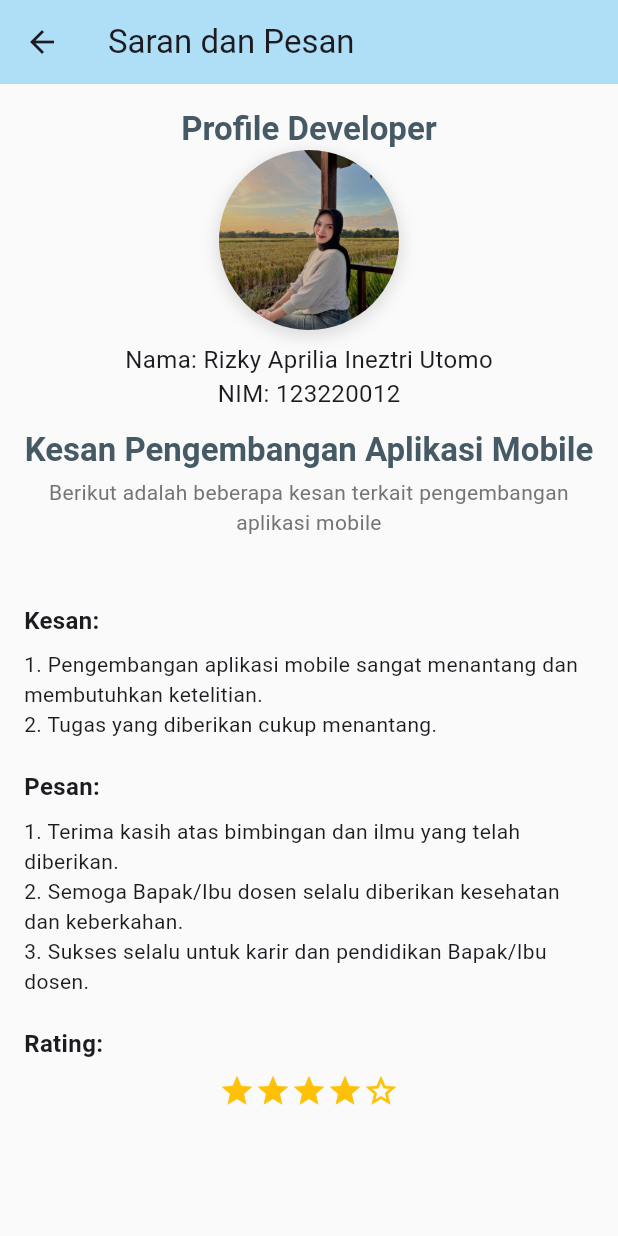
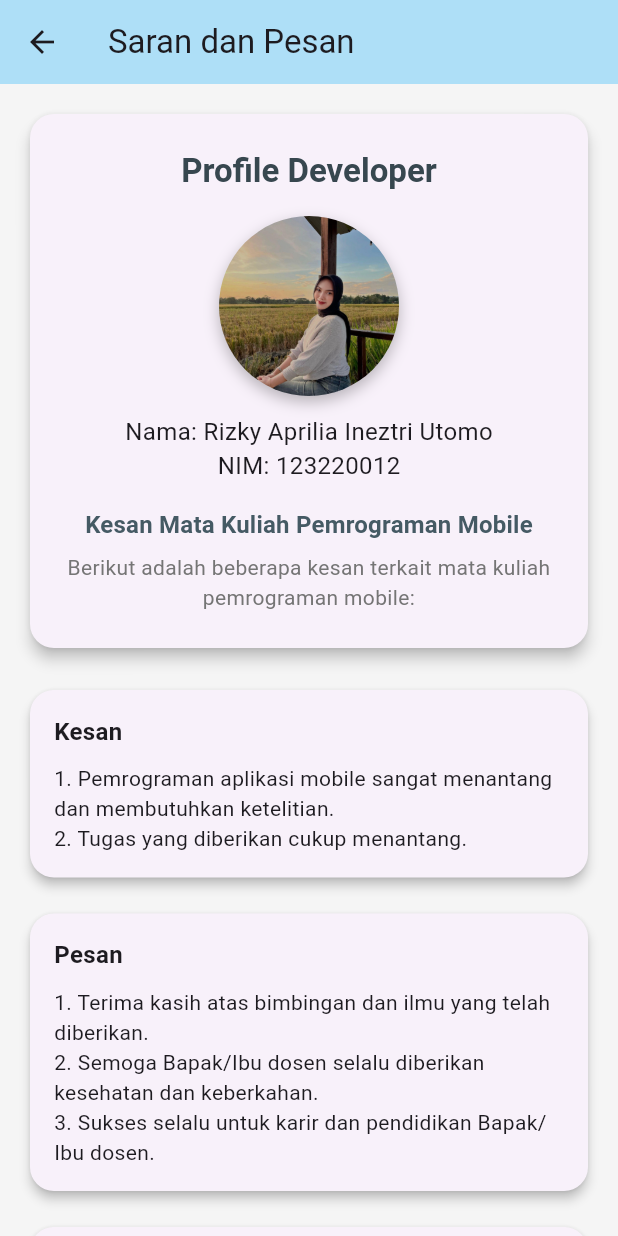
Before and after one commit to apriliainezz/projectmobile_012, a Flutter app: the SaranPesanPage screen opened directly, on a phone screen of 412 x 824 dp. Run offline on Flutter 3.47's test engine with Material 3 defaults, Android fonts, the phone set to English and light mode, and no system bars; our stand-ins replace flutter_local_notifications, flutter_map, geolocator, hive, hive_flutter, image_picker and 5 more; accounts and stored records are empty; network calls fail.

Commit message:
ubah tampilan

```diff
--- a/lib/pages/home_page.dart
+++ b/lib/pages/home_page.dart
@@ -121,7 +121,7 @@ class _HomePageState extends State<HomePage> {
         crossAxisCount: 2,
         crossAxisSpacing: 12,
         mainAxisSpacing: 12,
-        childAspectRatio: 0.68, // Increased height to prevent overflow
+        childAspectRatio: 0.64, // Increased height to prevent overflow
       ),
       itemBuilder: (context, index) {
         final kdramaItem = kdrama[index];
--- a/lib/pages/saran_pesan_page.dart
+++ b/lib/pages/saran_pesan_page.dart
@@ -6,31 +6,32 @@ class SaranPesanPage extends StatelessWidget {
   @override
   Widget build(BuildContext context) {
     return Scaffold(
-      backgroundColor: Colors.grey[50],
+      backgroundColor: Colors.grey[100],
       appBar: AppBar(
         title: const Text('Saran dan Pesan'),
         backgroundColor: const Color(0xFFAEDFF7),
         elevation: 0,
       ),
       body: SingleChildScrollView(
+        padding: const EdgeInsets.all(16),
+        child: Column(
+          children: [
+            // Profile Card
+            Card(
+              elevation: 4,
+              shape: RoundedRectangleBorder(borderRadius: BorderRadius.circular(16)),
               child: Padding(
-          padding: const EdgeInsets.all(16.0),
-          child: Column(
-            crossAxisAlignment: CrossAxisAlignment.stretch,
-            children: [
-              // Profile Image Header
-              Center(
-                child: Container(
-                  margin: const EdgeInsets.only(bottom: 24.0),
+                padding: const EdgeInsets.symmetric(vertical: 24, horizontal: 16),
                 child: Column(
                   children: [
                     Text(
                       'Profile Developer',
                       style: Theme.of(context).textTheme.titleLarge?.copyWith(
                             fontWeight: FontWeight.bold,
-                              color: Colors.blueGrey[700],
+                            color: Colors.blueGrey[800],
                           ),
                     ),
+                    const SizedBox(height: 16),
                     Container(
                       width: 120,
                       height: 120,
@@ -38,10 +39,9 @@ class SaranPesanPage extends StatelessWidget {
                         shape: BoxShape.circle,
                         boxShadow: [
                           BoxShadow(
-                              color: Colors.grey.withOpacity(0.3),
-                              spreadRadius: 2,
+                            color: Colors.black26,
                             blurRadius: 8,
-                              offset: const Offset(0, 3),
+                            offset: const Offset(0, 4),
                           ),
                         ],
                       ),
@@ -52,80 +52,71 @@ class SaranPesanPage extends StatelessWidget {
                           errorBuilder: (context, error, stackTrace) {
                             return Container(
                               color: Colors.grey[300],
-                                child: const Icon(
-                                  Icons.person,
-                                  size: 60,
-                                  color: Colors.grey,
-                                ),
+                              child: const Icon(Icons.person, size: 60, color: Colors.grey),
                             );
                           },
                         ),
                       ),
                     ),
-                      const SizedBox(height: 8),
-                      const Text(
-                        'Nama: Rizky Aprilia Ineztri Utomo',
-                        style: TextStyle(fontSize: 16),
-                      ),
-                      const Text(
-                        'NIM: 123220012',
-                        style: TextStyle(fontSize: 16),
-                      ),
                     const SizedBox(height: 12),
+                    const Text('Nama: Rizky Aprilia Ineztri Utomo', style: TextStyle(fontSize: 16)),
+                    const Text('NIM: 123220012', style: TextStyle(fontSize: 16)),
+                    const SizedBox(height: 16),
                     Text(
-                        'Kesan Pengembangan Aplikasi Mobile',
-                        style: Theme.of(context).textTheme.titleLarge?.copyWith(
+                      'Kesan Mata Kuliah Pemrograman Mobile',
+                      style: Theme.of(context).textTheme.titleMedium?.copyWith(
                             fontWeight: FontWeight.bold,
                             color: Colors.blueGrey[700],
                           ),
+                      textAlign: TextAlign.center,
                     ),
-                      const SizedBox(height: 4),
+                    const SizedBox(height: 6),
                     Text(
-                        'Berikut adalah beberapa kesan terkait pengembangan aplikasi mobile',
-                        style: Theme.of(context).textTheme.bodyMedium?.copyWith(
-                              color: Colors.grey[600],
-                            ),
+                      'Berikut adalah beberapa kesan terkait mata kuliah pemrograman mobile:',
+                      style: Theme.of(context).textTheme.bodyMedium?.copyWith(color: Colors.grey[600]),
                       textAlign: TextAlign.center,
                     ),
                   ],
                 ),
               ),
             ),
+
             const SizedBox(height: 20),
-              const Text(
-                'Kesan:',
-                style: TextStyle(
-                  fontWeight: FontWeight.bold,
-                  fontSize: 16,
+
+            // Kesan
+            _buildSectionCard(
+              title: 'Kesan',
+              content:
+                  '1. Pemrograman aplikasi mobile sangat menantang dan membutuhkan ketelitian.\n'
+                  '2. Tugas yang diberikan cukup menantang.',
             ),
-              ),
-              const SizedBox(height: 8),
-              const Text(
-                  '1. Pengembangan aplikasi mobile sangat menantang dan membutuhkan ketelitian.\n'
-                  '2. Tugas yang diberikan cukup menantang.'),
-              const SizedBox(height: 20),
-              const Text(
-                'Pesan:',
-                style: TextStyle(
-                  fontWeight: FontWeight.bold,
-                  fontSize: 16,
-                ),
-              ),
-              const SizedBox(height: 8),
-              const Text(
+
+            const SizedBox(height: 16),
+
+            // Pesan
+            _buildSectionCard(
+              title: 'Pesan',
+              content:
                   '1. Terima kasih atas bimbingan dan ilmu yang telah diberikan.\n'
                   '2. Semoga Bapak/Ibu dosen selalu diberikan kesehatan dan keberkahan.\n'
                   '3. Sukses selalu untuk karir dan pendidikan Bapak/Ibu dosen.',
             ),
-              const SizedBox(height: 20),
+
+            const SizedBox(height: 16),
+
+            // Rating
+            Card(
+              elevation: 3,
+              shape: RoundedRectangleBorder(borderRadius: BorderRadius.circular(16)),
+              child: Padding(
+                padding: const EdgeInsets.all(16),
+                child: Column(
+                  children: [
                     const Text(
-                'Rating:',
-                style: TextStyle(
-                  fontWeight: FontWeight.bold,
-                  fontSize: 16,
+                      'Rating',
+                      style: TextStyle(fontSize: 16, fontWeight: FontWeight.bold),
                     ),
-              ),
-              const SizedBox(height: 8),
+                    const SizedBox(height: 10),
                     const Row(
                       mainAxisAlignment: MainAxisAlignment.center,
                       children: [
@@ -140,6 +131,29 @@ class SaranPesanPage extends StatelessWidget {
                 ),
               ),
             ),
+          ],
+        ),
+      ),
+    );
+  }
+
+  // Custom card builder
+  Widget _buildSectionCard({required String title, required String content}) {
+    return Card(
+      elevation: 3,
+      shape: RoundedRectangleBorder(borderRadius: BorderRadius.circular(16)),
+      child: Padding(
+        padding: const EdgeInsets.all(16),
+        child: Column(
+          crossAxisAlignment: CrossAxisAlignment.start,
+          children: [
+            Text(title,
+                style: const TextStyle(fontSize: 16, fontWeight: FontWeight.bold)),
+            const SizedBox(height: 10),
+            Text(content, style: const TextStyle(fontSize: 14)),
+          ],
+        ),
+      ),
     );
   }
 }
```
Lines whose indentation alone changed are shown as unchanged.
